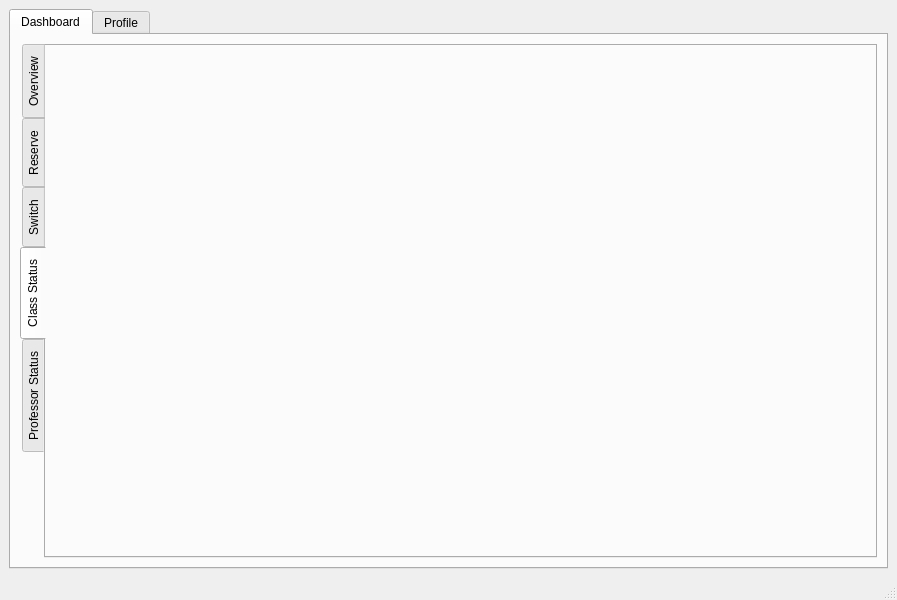
MythicSTR/bms-project, file bms/mainwindow.ui: the form before one commit.
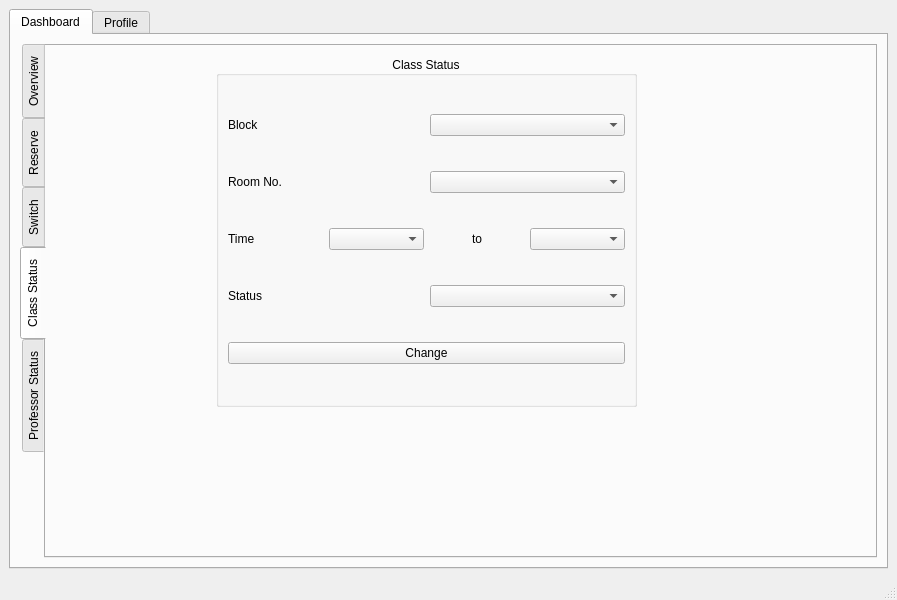
The form after the commit. The open tabs and pages were chosen to show the change.

Commit message: added widgets to dashboard-class_status

What changed in the file:
```diff
--- a/bms/mainwindow.ui
+++ b/bms/mainwindow.ui
@@ -58,6 +58,100 @@
            <attribute name="title">
             <string>Class Status</string>
            </attribute>
+           <widget class="QGroupBox" name="groupBox">
+            <property name="geometry">
+             <rect>
+              <x>170</x>
+              <y>10</y>
+              <width>421</width>
+              <height>351</height>
+             </rect>
+            </property>
+            <property name="title">
+             <string>Class Status</string>
+            </property>
+            <property name="alignment">
+             <set>Qt::AlignCenter</set>
+            </property>
+            <layout class="QVBoxLayout" name="verticalLayout">
+             <item>
+              <layout class="QHBoxLayout" name="horizontalLayout_3">
+               <item>
+                <widget class="QLabel" name="label">
+                 <property name="text">
+                  <string>Block</string>
+                 </property>
+                </widget>
+               </item>
+               <item>
+                <widget class="QComboBox" name="comboBox"/>
+               </item>
+              </layout>
+             </item>
+             <item>
+              <layout class="QHBoxLayout" name="horizontalLayout_4">
+               <item>
+                <widget class="QLabel" name="label_2">
+                 <property name="text">
+                  <string>Room No.</string>
+                 </property>
+                </widget>
+               </item>
+               <item>
+                <widget class="QComboBox" name="comboBox_2"/>
+               </item>
+              </layout>
+             </item>
+             <item>
+              <layout class="QHBoxLayout" name="horizontalLayout_5">
+               <item>
+                <widget class="QLabel" name="label_3">
+                 <property name="text">
+                  <string>Time</string>
+                 </property>
+                </widget>
+               </item>
+               <item>
+                <widget class="QComboBox" name="comboBox_3"/>
+               </item>
+               <item>
+                <widget class="QLabel" name="label_4">
+                 <property name="text">
+                  <string>to</string>
+                 </property>
+                 <property name="alignment">
+                  <set>Qt::AlignCenter</set>
+                 </property>
+                </widget>
+               </item>
+               <item>
+                <widget class="QComboBox" name="comboBox_4"/>
+               </item>
+              </layout>
+             </item>
+             <item>
+              <layout class="QHBoxLayout" name="horizontalLayout_6">
+               <item>
+                <widget class="QLabel" name="label_5">
+                 <property name="text">
+                  <string>Status</string>
+                 </property>
+                </widget>
+               </item>
+               <item>
+                <widget class="QComboBox" name="comboBox_5"/>
+               </item>
+              </layout>
+             </item>
+             <item>
+              <widget class="QPushButton" name="pushButton">
+               <property name="text">
+                <string>Change</string>
+               </property>
+              </widget>
+             </item>
+            </layout>
+           </widget>
           </widget>
           <widget class="QWidget" name="tab_7">
            <attribute name="title">
```
Left out of the diff: 2 changed lines with no effect on the pictures.
